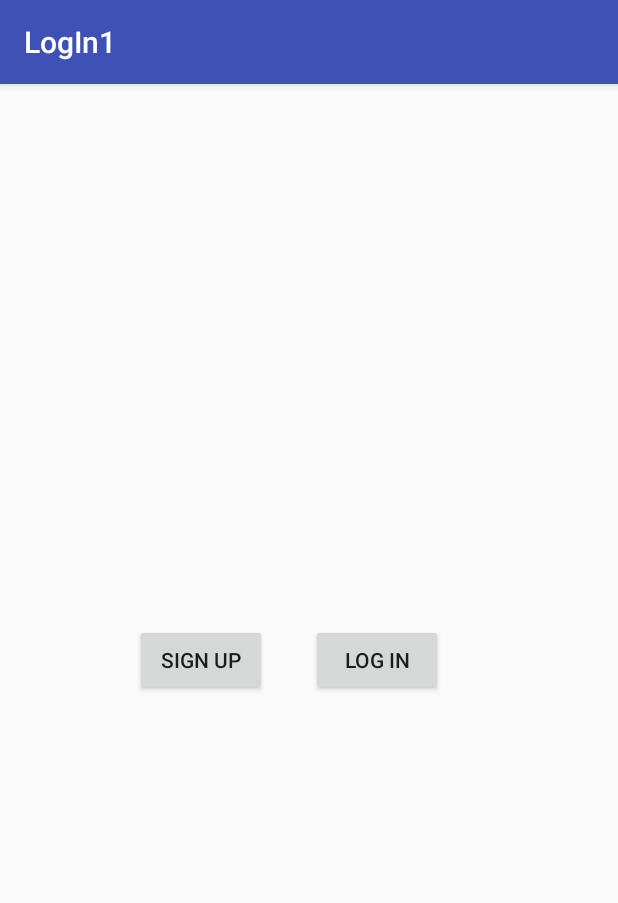
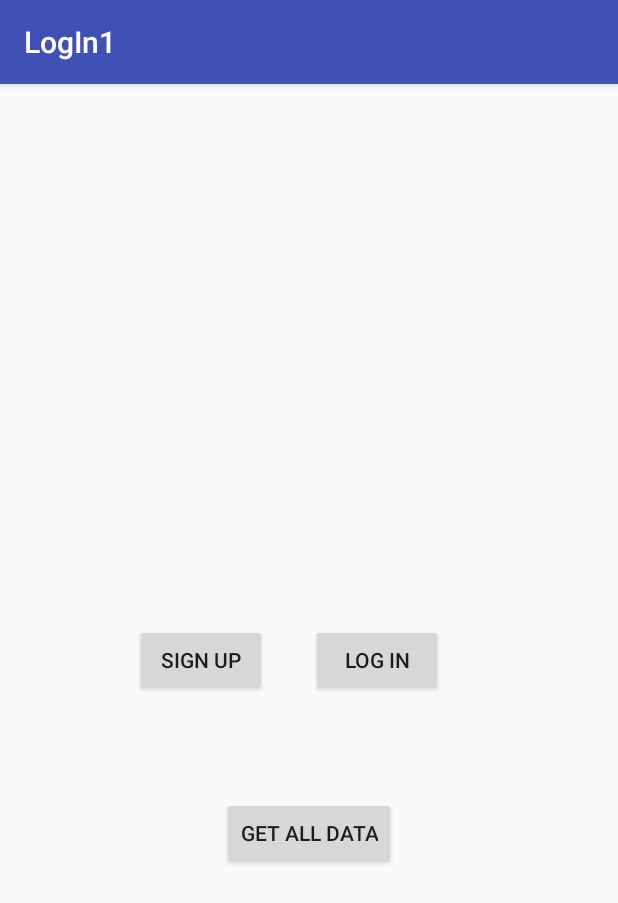
Before and after one commit to saraogiraj94/login1, an Android app: the screen it shows after launch (MainActivity), on a phone screen of 412 x 824 dp. Shown: the top 903 px of the screen. Run offline under Robolectric (Android 15) with nearby library versions, the phone set to English and light mode, and no system bars.

```diff
--- a/app/src/main/java/com/example/raj/login1/MainActivity.java
+++ b/app/src/main/java/com/example/raj/login1/MainActivity.java
@@ -6,25 +6,34 @@ import android.support.v7.app.AppCompatActivity;
 import android.os.Bundle;
 import android.view.View;
 import android.widget.Button;
+import android.widget.Toast;
 
 public class MainActivity extends AppCompatActivity {
-    Button login,signup;
+    Button login,sgnup,getall;
+    dbmsAdapter hel;
     @Override
     protected void onCreate(Bundle savedInstanceState) {
         super.onCreate(savedInstanceState);
         setContentView(R.layout.activity_main);
         login=(Button)findViewById(R.id.logIn);
-        signup=(Button)findViewById(R.id.signUp);
+        sgnup=(Button)findViewById(R.id.signUp);
+        getall=(Button)findViewById(R.id.getAll);
+        hel=new dbmsAdapter(this);
     }
 
     public void signup(View v){
-        Intent i = new Intent(this,signUp.class);
-        startActivity(i);
+        Intent in = new Intent(this,signUp.class);
+        startActivity(in);
     }
 
-    public void login(View v){
-        Intent i = new Intent(this,inlog.class);
-        startActivity(i);
+    public void getAll(View v){
+        String s= hel.getAllData();
+        Toast.makeText(this,s,Toast.LENGTH_LONG).show();
     }
 
+   public void login(View v) {
+       Intent i = new Intent(this, inlog.class);
+       startActivity(i);
+
+   }
 }
--- a/app/src/main/java/com/example/raj/login1/signUp.java
+++ b/app/src/main/java/com/example/raj/login1/signUp.java
@@ -10,7 +10,7 @@ import android.widget.Toast;
 public class signUp extends AppCompatActivity {
     EditText firstname,lastname,mobile,password;
     dbmsAdapter help;
-    Button signup;
+    Button sup;
     @Override
     protected void onCreate(Bundle savedInstanceState) {
         super.onCreate(savedInstanceState);
@@ -20,7 +20,7 @@ public class signUp extends AppCompatActivity {
         lastname=(EditText)findViewById(R.id.editLastName);
         mobile=(EditText)findViewById(R.id.editMobileNo);
         password=(EditText)findViewById(R.id.editPassword);
-        signup=(Button)findViewById(R.id.signUp);
+        sup=(Button)findViewById(R.id.signUp);
         help=new dbmsAdapter(this);
 
     }
@@ -29,7 +29,7 @@ public class signUp extends AppCompatActivity {
         String f= firstname.getText().toString();
         String l= lastname.getText().toString();
         String p = password.getText().toString();
-        Integer m = Integer.parseInt(mobile.getText().toString());
+        long m = Long.parseLong(mobile.getText().toString());
         Long id = help.insertData(f,l,p,m);
 
         if(id<0){
--- a/app/src/main/res/layout/activity_main.xml
+++ b/app/src/main/res/layout/activity_main.xml
@@ -30,4 +30,14 @@
         android:layout_toEndOf="@+id/signUp"
         android:onClick="login"
         />
+
+    <Button
+        android:layout_width="wrap_content"
+        android:layout_height="wrap_content"
+        android:text="Get All Data"
+        android:id="@+id/getAll"
+        android:layout_below="@+id/signUp"
+        android:layout_centerHorizontal="true"
+        android:onClick="getAll"
+        android:layout_marginTop="67dp" />
 </RelativeLayout>
```
Also changed, not shown: app/src/main/java/com/example/raj/login1/dbmsAdapter.java (+45 -5 lines), app/src/main/java/com/example/raj/login1/inlog.java (+18 -0 lines).
